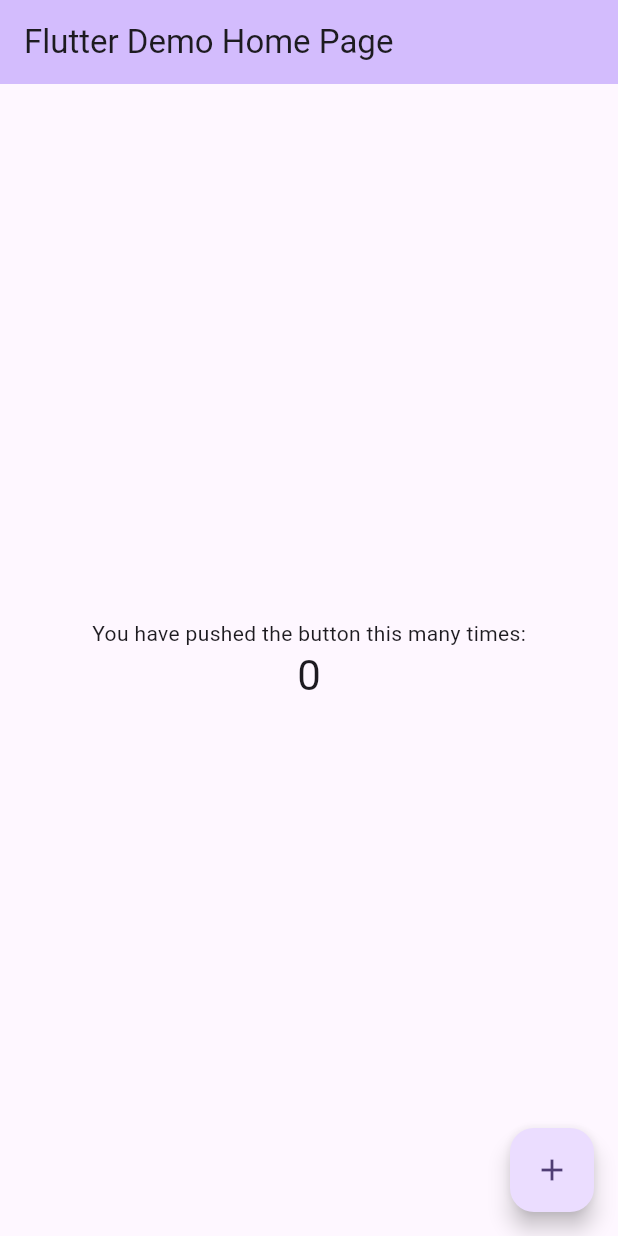
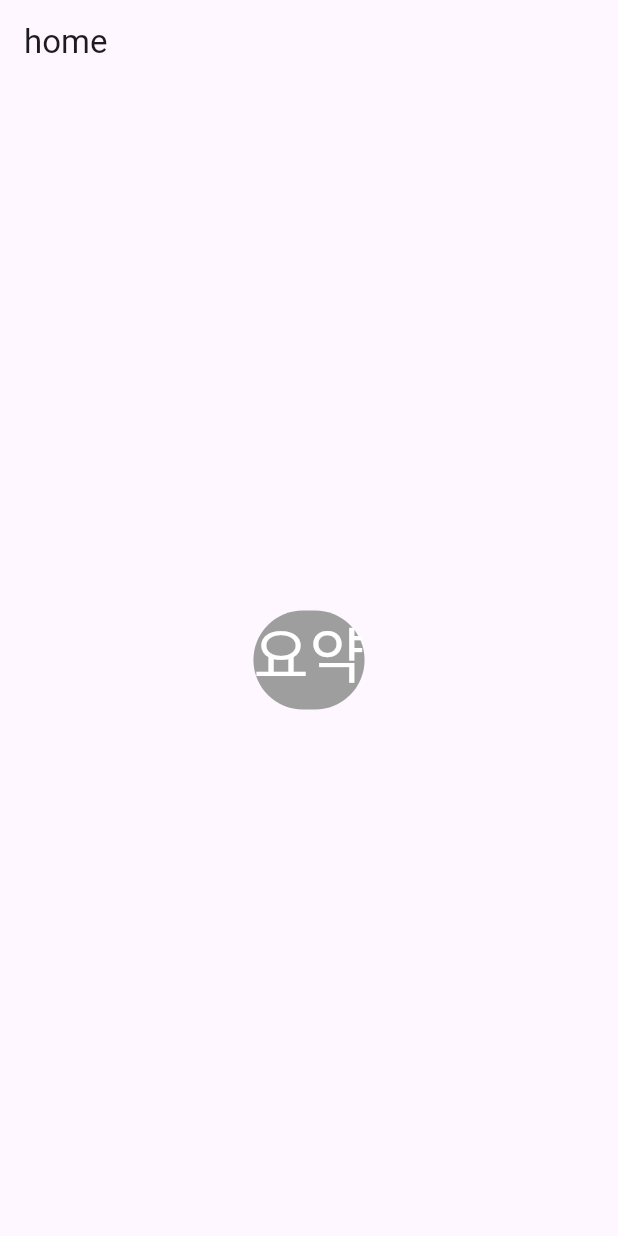
Before and after one commit to kuy00/scone-clone-flutter, a Flutter app: the screen it shows after launch, on a phone screen of 412 x 824 dp. Run offline on Flutter 3.47's test engine with Material 3 defaults, Android fonts, the phone set to English and light mode, and no system bars.

Commit message:
page 분리

```diff
--- a/lib/main.dart
+++ b/lib/main.dart
@@ -1,4 +1,5 @@
 import 'package:flutter/material.dart';
+import 'package:flutter_study/page/home_page.dart';
 
 void main() {
   runApp(const MyApp());
@@ -7,119 +8,15 @@ void main() {
 class MyApp extends StatelessWidget {
   const MyApp({super.key});
 
-  // This widget is the root of your application.
   @override
   Widget build(BuildContext context) {
     return MaterialApp(
       title: 'Flutter Demo',
       theme: ThemeData(
-        // This is the theme of your application.
-        //
-        // TRY THIS: Try running your application with "flutter run". You'll see
-        // the application has a purple toolbar. Then, without quitting the app,
-        // try changing the seedColor in the colorScheme below to Colors.green
-        // and then invoke "hot reload" (save your changes or press the "hot
-        // reload" button in a Flutter-supported IDE, or press "r" if you used
-        // the command line to start the app).
-        //
-        // Notice that the counter didn't reset back to zero; the application
-        // state is not lost during the reload. To reset the state, use hot
-        // restart instead.
-        //
-        // This works for code too, not just values: Most code changes can be
-        // tested with just a hot reload.
         colorScheme: ColorScheme.fromSeed(seedColor: Colors.deepPurple),
         useMaterial3: true,
       ),
-      home: const MyHomePage(title: 'Flutter Demo Home Page'),
+      home: const HomePage(),
     );
   }
 }
-
-class MyHomePage extends StatefulWidget {
-  const MyHomePage({super.key, required this.title});
-
-  // This widget is the home page of your application. It is stateful, meaning
-  // that it has a State object (defined below) that contains fields that affect
-  // how it looks.
-
-  // This class is the configuration for the state. It holds the values (in this
-  // case the title) provided by the parent (in this case the App widget) and
-  // used by the build method of the State. Fields in a Widget subclass are
-  // always marked "final".
-
-  final String title;
-
-  @override
-  State<MyHomePage> createState() => _MyHomePageState();
-}
-
-class _MyHomePageState extends State<MyHomePage> {
-  int _counter = 0;
-
-  void _incrementCounter() {
-    setState(() {
-      // This call to setState tells the Flutter framework that something has
-      // changed in this State, which causes it to rerun the build method below
-      // so that the display can reflect the updated values. If we changed
-      // _counter without calling setState(), then the build method would not be
-      // called again, and so nothing would appear to happen.
-      _counter++;
-    });
-  }
-
-  @override
-  Widget build(BuildContext context) {
-    // This method is rerun every time setState is called, for instance as done
-    // by the _incrementCounter method above.
-    //
-    // The Flutter framework has been optimized to make rerunning build methods
-    // fast, so that you can just rebuild anything that needs updating rather
-    // than having to individually change instances of widgets.
-    return Scaffold(
-      appBar: AppBar(
-        // TRY THIS: Try changing the color here to a specific color (to
-        // Colors.amber, perhaps?) and trigger a hot reload to see the AppBar
-        // change color while the other colors stay the same.
-        backgroundColor: Theme.of(context).colorScheme.inversePrimary,
-        // Here we take the value from the MyHomePage object that was created by
-        // the App.build method, and use it to set our appbar title.
-        title: Text(widget.title),
-      ),
-      body: Center(
-        // Center is a layout widget. It takes a single child and positions it
-        // in the middle of the parent.
-        child: Column(
-          // Column is also a layout widget. It takes a list of children and
-          // arranges them vertically. By default, it sizes itself to fit its
-          // children horizontally, and tries to be as tall as its parent.
-          //
-          // Column has various properties to control how it sizes itself and
-          // how it positions its children. Here we use mainAxisAlignment to
-          // center the children vertically; the main axis here is the vertical
-          // axis because Columns are vertical (the cross axis would be
-          // horizontal).
-          //
-          // TRY THIS: Invoke "debug painting" (choose the "Toggle Debug Paint"
-          // action in the IDE, or press "p" in the console), to see the
-          // wireframe for each widget.
-          mainAxisAlignment: MainAxisAlignment.center,
-          children: <Widget>[
-            const Text(
-              'You have pushed the button this many times:',
-            ),
-            Text(
-              '$_counter',
-              style: Theme.of(context).textTheme.headlineMedium,
-            ),
-          ],
-        ),
-      ),
-      floatingActionButton: FloatingActionButton(
-        onPressed: _incrementCounter,
-        tooltip: 'Increment',
-        child: const Icon(Icons.add),
-      ), // This trailing comma makes auto-formatting nicer for build methods.
-    );
-  }
-}
--- /dev/null
+++ b/lib/page/home_page.dart
@@ -0,0 +1,18 @@
+import 'package:flutter/material.dart';
+import 'package:flutter_study/widget/badge_widget.dart';
+
+class HomePage extends StatelessWidget {
+  const HomePage({super.key});
+
+  @override
+  Widget build(BuildContext context) {
+    return Scaffold(
+      appBar: AppBar(
+        title: const Text('home'),
+      ),
+      body: const Center(
+        child: BadgeWidget(text: '요약'),
+      ),
+    );
+  }
+}
```
